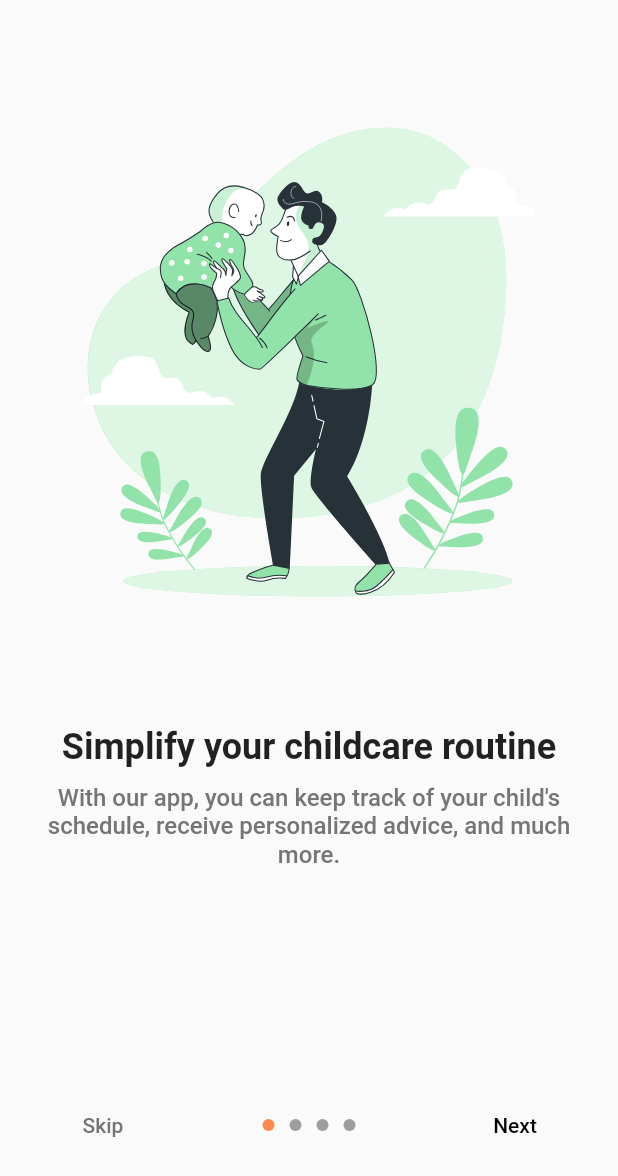
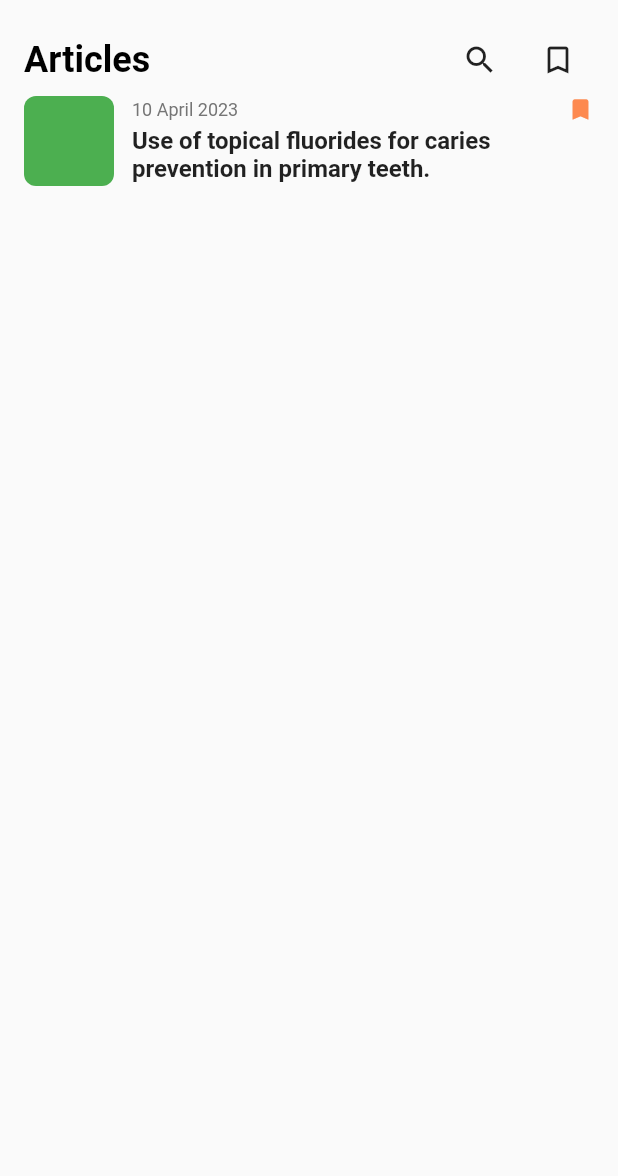
Before and after one commit to Ilgz/care_companion, a Flutter app: the screen it shows after launch, on a phone screen of 412 x 824 dp. Shown: the top 1176 px of the screen. Run offline on Flutter 3.47's test engine with Material 2 defaults, Android fonts, the phone set to English and light mode, and no system bars; our stand-ins replace flutter_svg, go_router.

Commit message:
feat: add article_card

```diff
--- /dev/null
+++ b/lib/presentation/article/article_overview.dart
@@ -0,0 +1,42 @@
+import 'package:cash_manager/presentation/article/widgets/article_card.dart';
+import 'package:flutter/material.dart';
+import 'package:intl/intl.dart';
+
+class ArticleOverview extends StatelessWidget {
+  const ArticleOverview({Key? key}) : super(key: key);
+
+  @override
+  Widget build(BuildContext context) {
+   return Scaffold(
+      body: Container(
+        height: MediaQuery.of(context).size.height,
+        width: MediaQuery.of(context).size.width,
+        padding: const EdgeInsets.all(16.0).copyWith(bottom: 0),
+        child: Column(
+          children: [
+            Row(
+              children: [
+                Text(
+                  "Articles",
+                  style: TextStyle(
+                      fontSize: 24,
+                      color: Colors.black,
+                      fontWeight: FontWeight.w600),
+                ),
+                Spacer(),
+                IconButton(onPressed: () {}, icon: Icon(Icons.search)),
+                SizedBox(
+                  width: 4,
+                ),
+                IconButton(
+                    onPressed: () {},
+                    icon: Icon(Icons.bookmark_border_outlined)),
+              ],
+            ),
+            ArticleCard()
+          ],
+        ),
+      ),
+    );
+  }
+}
--- /dev/null
+++ b/lib/presentation/article/widgets/article_card.dart
@@ -0,0 +1,65 @@
+import 'package:flutter/material.dart';
+import 'package:intl/intl.dart';
+
+class ArticleCard extends StatelessWidget {
+  const ArticleCard({Key? key}) : super(key: key);
+
+  @override
+  Widget build(BuildContext context) {
+    final DateTime now = DateTime.now();
+    final String formattedDate = DateFormat('d MMMM yyyy').format(now);
+    return  GestureDetector(
+      onTap: (){
+        //TODO implement articled tapping functionality
+      },
+      child: SizedBox(
+        height: 60,
+        child: Row(
+          children: [
+            Container(
+              height: 60,
+              width: 60,
+              decoration: BoxDecoration(
+                  borderRadius: BorderRadius.circular(8),
+                  color: Colors.green),
+            ),
+            SizedBox(
+              width: 12,
+            ),
+            Expanded(
+                child: Column(
+                  mainAxisAlignment: MainAxisAlignment.start,
+                  children: [
+                    Row(
+                      children: [
+                        Text(
+                          formattedDate,
+                          style: TextStyle(
+                              fontSize: 12, color: Colors.grey[600]),
+                        ),
+                        Spacer(),
+                        Icon(Icons.bookmark,
+                          size: 18,
+                          color: Color(0xfffd894f),
+                        )
+                      ],
+                    ),
+                    Expanded(
+                      child: Center(
+                        child: Text(
+                          "Use of topical fluorides for caries prevention in primary teeth.",
+                          maxLines: 2,
+                          overflow: TextOverflow.ellipsis,
+                          style: TextStyle(
+                              fontSize: 16, fontWeight: FontWeight.w600),
+                        ),
+                      ),
+                    )
+                  ],
+                ))
+          ],
+        ),
+      ),
+    );
+  }
+}
--- a/lib/presentation/core/constants.dart
+++ b/lib/presentation/core/constants.dart
@@ -3,6 +3,7 @@ import 'package:flutter/material.dart';
 
 class PageRoutes {
   static const articlePage = "/article";
+  static const introPage = "/intro";
 }
 
 class AppColorConstants {
--- a/lib/presentation/core/router.dart
+++ b/lib/presentation/core/router.dart
@@ -1,3 +1,4 @@
+import 'package:cash_manager/presentation/article/article_overview.dart';
 import 'package:cash_manager/presentation/core/constants.dart';
 import 'package:cash_manager/presentation/intro/intro_page.dart';
 import 'package:flutter/material.dart';
@@ -9,12 +10,15 @@ GoRouter(navigatorKey: _rootNavigatorKey, initialLocation: PageRoutes.articlePag
   GoRoute(
       path: PageRoutes.articlePage,
       pageBuilder: (context, state) =>   NoTransitionPage(
-        child: IntroPage(),
+        child: ArticleOverview(),
       ),
-
   ),
-
-
+  GoRoute(
+    path: PageRoutes.introPage,
+    pageBuilder: (context, state) =>   NoTransitionPage(
+      child: IntroPage(),
+    ),
+  ),
 ]);
 
 void goToSignInPage(BuildContext context) => context.pushReplacement(
--- a/lib/presentation/intro/intro_page.dart
+++ b/lib/presentation/intro/intro_page.dart
@@ -5,7 +5,6 @@ import 'package:flutter_svg/flutter_svg.dart';
 
 class IntroPage extends StatefulWidget {
   const IntroPage({Key? key}) : super(key: key);
-
   @override
   State<IntroPage> createState() => _IntroPageState();
 }
--- a/pubspec.yaml
+++ b/pubspec.yaml
@@ -37,6 +37,7 @@ dependencies:
   introduction_screen: ^3.1.7
   freezed_annotation: ^2.2.0
   hive_test: ^1.0.1
+  intl: any
   flutter_bloc: ^8.1.1
   http: ^0.13.4
   json_serializable: ^6.1.4
```
Also changed, not shown: pubspec.lock.
